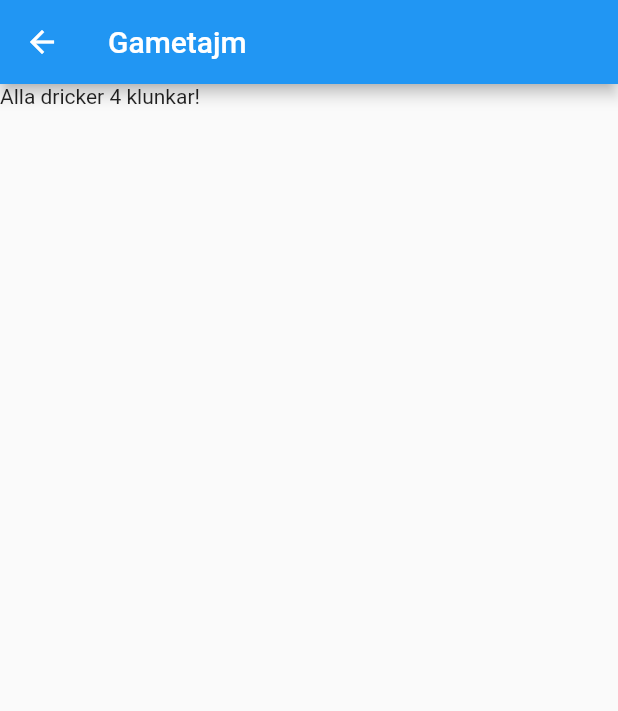
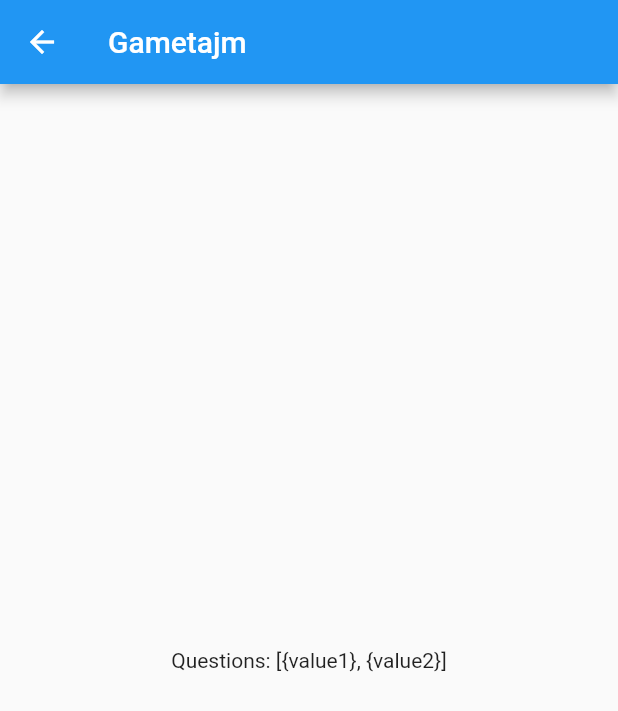
Before and after one commit to ponbac/drinktajm, a Flutter app: the screen it shows after launch, after a tap on "Start!", on a phone screen of 412 x 824 dp. Shown: the top 711 px of the screen. Run offline on Flutter 3.47's test engine with Material 2 defaults, Android fonts, the phone set to English and light mode, and no system bars.

Commit message:
now able to load questions from a json file and display when ready

```diff
--- /dev/null
+++ b/assets/questions.json
@@ -0,0 +1,10 @@
+{
+  "questions" : [
+    {
+      "description":"value1"
+    },
+    {
+      "description":"value2"
+    }
+  ]
+}
--- a/lib/models/question.dart
+++ b/lib/models/question.dart
@@ -2,4 +2,13 @@ class Question {
   final String description;
 
   Question(this.description);
+
+  factory Question.fromJson(dynamic json) {
+    return Question(json['description'] as String);
+  }
+
+  @override
+  String toString() {
+    return '{${this.description}}';
+  }
 }
--- a/lib/pages/game_page.dart
+++ b/lib/pages/game_page.dart
@@ -1,16 +1,48 @@
 import 'package:drinkinggame/models/question.dart';
+import 'package:drinkinggame/resources/question_provider.dart';
 import 'package:flutter/material.dart';
+
+import 'dart:convert';
 
 class GamePage extends StatelessWidget {
   static const routeName = '/game';
 
-  final Question currentQuestion = new Question("Alla dricker 4 klunkar!");
-
   @override
   Widget build(BuildContext context) {
     return Scaffold(
-      appBar: AppBar(title: Text('Gametajm'),),
-      body: Text(currentQuestion.description),
+      appBar: AppBar(
+        title: Text('Gametajm'),
+      ),
+      body: FutureBuilder<List<Question>>(
+        future: getQuestions(context),
+        builder:
+            (BuildContext context, AsyncSnapshot<List<Question>> snapshot) {
+          List<Widget> children;
+
+          if (snapshot.hasData) {
+            children = <Widget>[Text('Questions: ${snapshot.data.toString()}')];
+          } else {
+            children = <Widget>[
+              SizedBox(
+                child: CircularProgressIndicator(),
+                width: 60,
+                height: 60,
+              ),
+              const Padding(
+                padding: EdgeInsets.only(top: 16),
+                child: Text('Laddar frågor...'),
+              )
+            ];
+          }
+
+          return Center(
+            child: Column(
+                mainAxisAlignment: MainAxisAlignment.center,
+                crossAxisAlignment: CrossAxisAlignment.center,
+                children: children),
+          );
+        },
+      ),
     );
   }
 }
--- /dev/null
+++ b/lib/resources/question_provider.dart
@@ -0,0 +1,17 @@
+import 'dart:convert';
+import 'package:drinkinggame/models/question.dart';
+import 'package:flutter/material.dart';
+
+Future<List<Question>> getQuestions(BuildContext context) async {
+  var questions;
+
+  var json =
+      await DefaultAssetBundle.of(context).loadString("assets/questions.json");
+
+  questions = (jsonDecode(json)['questions'] as List)
+      .map((questionJson) => Question.fromJson(questionJson))
+      .toList();
+
+  debugPrint('Returning questions: ' + questions.toString());
+  return questions;
+}
--- a/pubspec.yaml
+++ b/pubspec.yaml
@@ -45,8 +45,8 @@ flutter:
   uses-material-design: true
 
   # To add assets to your application, add an assets section, like this:
-  # assets:
-  #   - images/a_dot_burr.jpeg
+  assets:
+    - assets/questions.json
   #   - images/a_dot_ham.jpeg
 
   # An image asset can refer to one or more resolution-specific "variants", see
```
